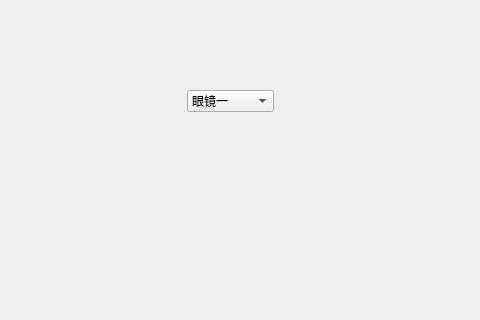
First picture: the form in magic mirror1/camera.ui, repository cabbagefail/magicmirror, before the edit; both pictures show x 773 to 1253 and y 0 to 320 of the 1253 by 908 pixel window.
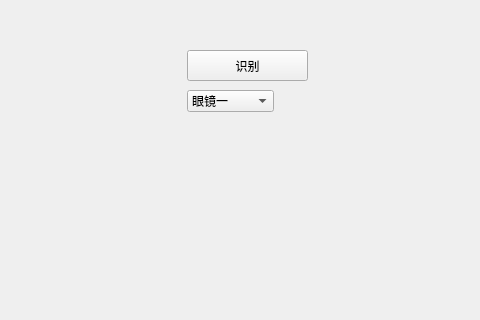
Second picture: the form after the edit.

Commit message: 集成版本二：人脸识别天气+识别特效开关

The edit to the form file:
```diff
--- a/magic mirror1/camera.ui
+++ b/magic mirror1/camera.ui
@@ -122,6 +122,19 @@
     </property>
    </item>
   </widget>
+  <widget class="QPushButton" name="qbutton">
+   <property name="geometry">
+    <rect>
+     <x>960</x>
+     <y>50</y>
+     <width>121</width>
+     <height>31</height>
+    </rect>
+   </property>
+   <property name="text">
+    <string>识别</string>
+   </property>
+  </widget>
  </widget>
  <resources/>
  <connections/>
```
The commit also changes 16 other files.
